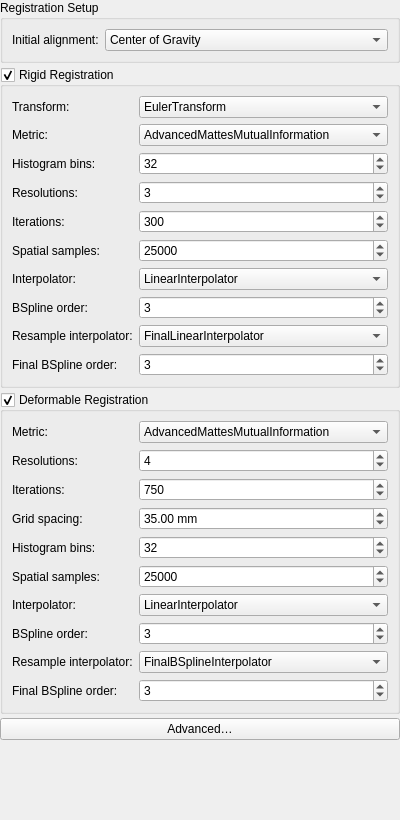
First picture: the form in Plugins/org.mitk.gui.qt.elastix.common/src/Qm2ElxParameterWidgetControls.ui, repository m2aia/mitk-elastix, before the edit.
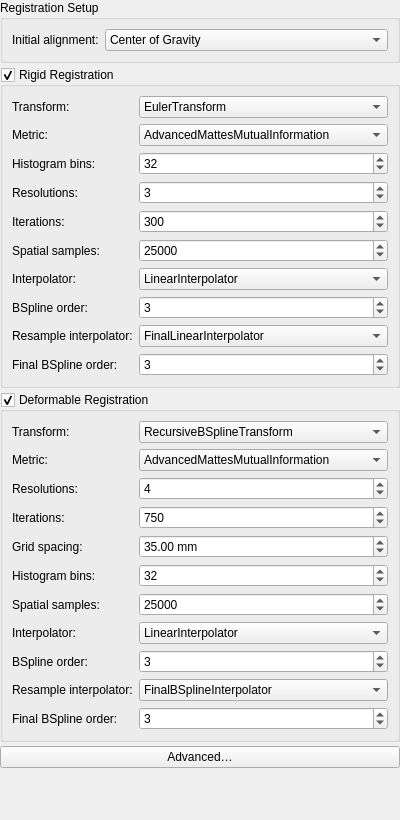
Second picture: the form after the edit.

Commit message: Enhance deformable registration parameters and UI controls for improved functionality

What changed in the file:
```diff
--- a/Plugins/org.mitk.gui.qt.elastix.common/src/Qm2ElxParameterWidgetControls.ui
+++ b/Plugins/org.mitk.gui.qt.elastix.common/src/Qm2ElxParameterWidgetControls.ui
@@ -162,8 +162,16 @@
      <layout class="QFormLayout" name="formDeformable">
       <property name="fieldGrowthPolicy"><enum>QFormLayout::AllNonFixedFieldsGrow</enum></property>
 
-      <item row="0" column="0"><widget class="QLabel"><property name="text"><string>Metric:</string></property></widget></item>
+      <item row="0" column="0"><widget class="QLabel"><property name="text"><string>Transform:</string></property></widget></item>
       <item row="0" column="1">
+       <widget class="QComboBox" name="comboDeformableTransform">
+        <property name="toolTip"><string>Elastix transform model for the deformable stage</string></property>
+        <item><property name="text"><string>RecursiveBSplineTransform</string></property></item>
+       </widget>
+      </item>
+
+      <item row="1" column="0"><widget class="QLabel"><property name="text"><string>Metric:</string></property></widget></item>
+      <item row="1" column="1">
        <widget class="QComboBox" name="comboDeformableMetric">
         <property name="toolTip"><string>Similarity metric for the deformable stage</string></property>
         <item><property name="text"><string>AdvancedMattesMutualInformation</string></property></item>
@@ -172,8 +180,8 @@
        </widget>
       </item>
 
-      <item row="1" column="0"><widget class="QLabel"><property name="text"><string>Resolutions:</string></property></widget></item>
-      <item row="1" column="1">
+      <item row="2" column="0"><widget class="QLabel"><property name="text"><string>Resolutions:</string></property></widget></item>
+      <item row="2" column="1">
        <widget class="QSpinBox" name="spinDeformableResolutions">
         <property name="toolTip"><string>NumberOfResolutions (deformable)</string></property>
         <property name="minimum"><number>1</number></property>
@@ -182,8 +190,8 @@
        </widget>
       </item>
 
-      <item row="2" column="0"><widget class="QLabel"><property name="text"><string>Iterations:</string></property></widget></item>
-      <item row="2" column="1">
+      <item row="3" column="0"><widget class="QLabel"><property name="text"><string>Iterations:</string></property></widget></item>
+      <item row="3" column="1">
        <widget class="QSpinBox" name="spinDeformableIterations">
         <property name="toolTip"><string>MaximumNumberOfIterations (deformable)</string></property>
         <property name="minimum"><number>100</number></property>
@@ -193,8 +201,8 @@
        </widget>
       </item>
 
-      <item row="3" column="0"><widget class="QLabel"><property name="text"><string>Grid spacing:</string></property></widget></item>
-      <item row="3" column="1">
+      <item row="4" column="0"><widget class="QLabel"><property name="text"><string>Grid spacing:</string></property></widget></item>
+      <item row="4" column="1">
        <widget class="QDoubleSpinBox" name="spinDeformableGridSpacing">
         <property name="toolTip"><string>FinalGridSpacingInPhysicalUnits (mm)</string></property>
         <property name="suffix"><string> mm</string></property>
@@ -206,8 +214,8 @@
        </widget>
       </item>
 
-      <item row="4" column="0"><widget class="QLabel"><property name="text"><string>Histogram bins:</string></property></widget></item>
-      <item row="4" column="1">
+      <item row="5" column="0"><widget class="QLabel"><property name="text"><string>Histogram bins:</string></property></widget></item>
+      <item row="5" column="1">
        <widget class="QSpinBox" name="spinDeformableHistBins">
         <property name="toolTip"><string>NumberOfHistogramBins (deformable)</string></property>
         <property name="minimum"><number>8</number></property>
@@ -217,8 +225,8 @@
        </widget>
       </item>
 
-      <item row="5" column="0"><widget class="QLabel"><property name="text"><string>Spatial samples:</string></property></widget></item>
-      <item row="5" column="1">
+      <item row="6" column="0"><widget class="QLabel"><property name="text"><string>Spatial samples:</string></property></widget></item>
+      <item row="6" column="1">
        <widget class="QSpinBox" name="spinDeformableSpatialSamples">
         <property name="toolTip"><string>NumberOfSpatialSamples (deformable)</string></property>
         <property name="minimum"><number>1000</number></property>
@@ -228,8 +236,8 @@
        </widget>
       </item>
 
-      <item row="6" column="0"><widget class="QLabel"><property name="text"><string>Interpolator:</string></property></widget></item>
-      <item row="6" column="1">
+      <item row="7" column="0"><widget class="QLabel"><property name="text"><string>Interpolator:</string></property></widget></item>
+      <item row="7" column="1">
        <widget class="QComboBox" name="comboDeformableInterpolator">
         <property name="toolTip"><string>Interpolator used during optimization (deformable)</string></property>
         <item><property name="text"><string>LinearInterpolator</string></property></item>
@@ -238,8 +246,8 @@
        </widget>
       </item>
 
-      <item row="7" column="0"><widget class="QLabel"><property name="text"><string>BSpline order:</string></property></widget></item>
-      <item row="7" column="1">
+      <item row="8" column="0"><widget class="QLabel"><property name="text"><string>BSpline order:</string></property></widget></item>
+      <item row="8" column="1">
        <widget class="QSpinBox" name="spinDeformableBSplineOrder">
         <property name="toolTip"><string>BSplineInterpolationOrder (deformable, used when interpolator is BSpline)</string></property>
         <property name="minimum"><number>1</number></property>
@@ -248,8 +256,8 @@
        </widget>
       </item>
 
-      <item row="8" column="0"><widget class="QLabel"><property name="text"><string>Resample interpolator:</string></property></widget></item>
-      <item row="8" column="1">
+      <item row="9" column="0"><widget class="QLabel"><property name="text"><string>Resample interpolator:</string></property></widget></item>
+      <item row="9" column="1">
        <widget class="QComboBox" name="comboDeformableResampleInterpolator">
         <property name="toolTip"><string>ResampleInterpolator used for final resampling (deformable)</string></property>
         <item><property name="text"><string>FinalBSplineInterpolator</string></property></item>
@@ -258,8 +266,8 @@
        </widget>
       </item>
 
-      <item row="9" column="0"><widget class="QLabel"><property name="text"><string>Final BSpline order:</string></property></widget></item>
-      <item row="9" column="1">
+      <item row="10" column="0"><widget class="QLabel"><property name="text"><string>Final BSpline order:</string></property></widget></item>
+      <item row="10" column="1">
        <widget class="QSpinBox" name="spinDeformableFinalBSplineOrder">
         <property name="toolTip"><string>FinalBSplineInterpolationOrder (deformable): 3=accurate, 1=linear, 0=nearest-neighbor/binary masks</string></property>
         <property name="minimum"><number>0</number></property>
```
The commit also changes 3 other files.
